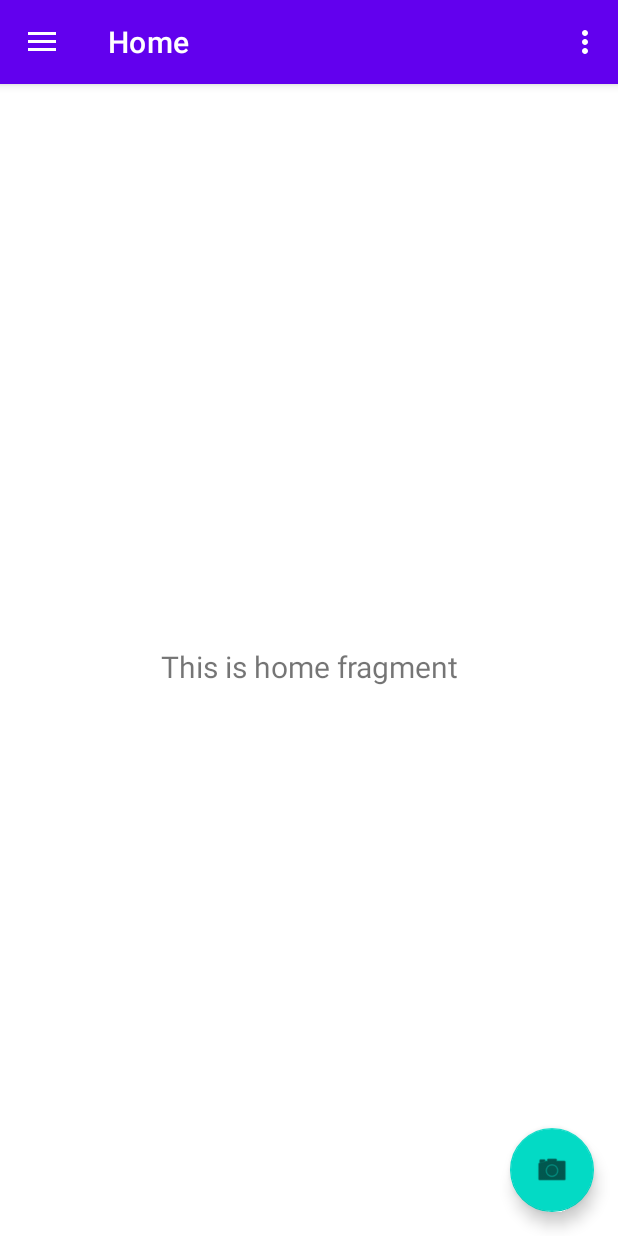
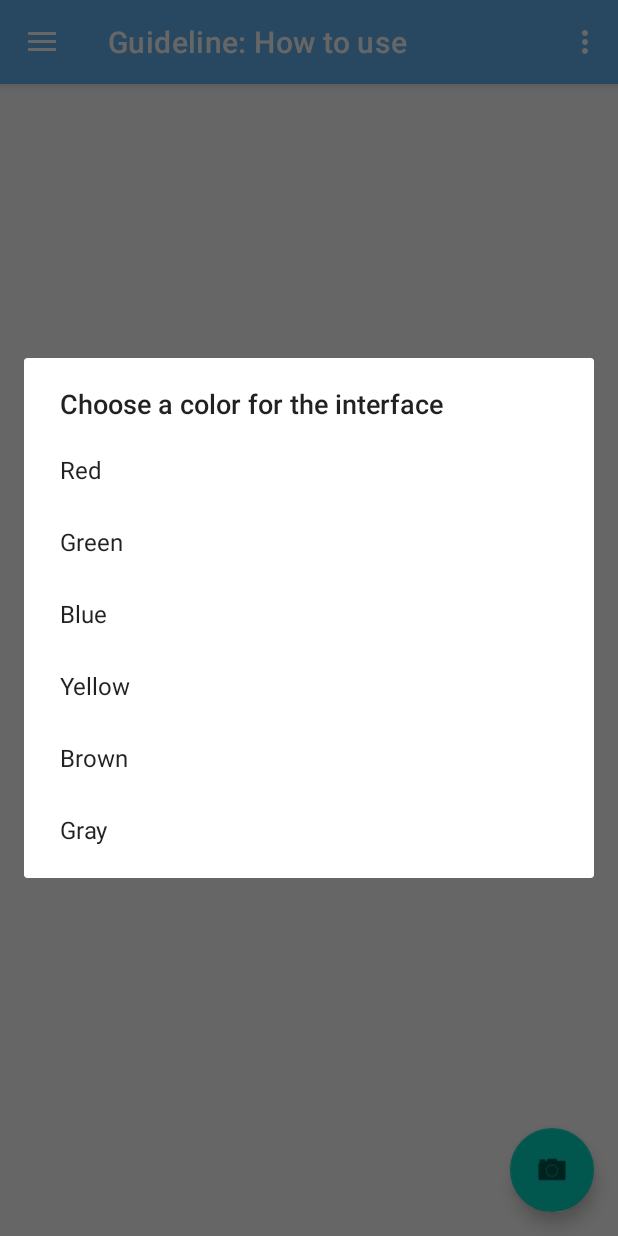
Before and after one commit to SSHAOCC/GarbageClassifier, an Android app: the screen it shows after launch (MainActivity), in the options menu, after a tap on "Settings", on a phone screen of 412 x 824 dp. Run offline under Robolectric (Android 15) with nearby library versions, the phone set to English and light mode, and no system bars; our stand-ins replace navigation-ui; libraries missing offline, so code that uses them is left out: org.tensorflow.lite; 2 statements that could not run were skipped.

Commit message:
Add real function for the settings on the top right in the toolbar

```diff
--- a/app/src/main/java/edu/northeastern/myapplicationcs5300/MainActivity.java
+++ b/app/src/main/java/edu/northeastern/myapplicationcs5300/MainActivity.java
@@ -1,9 +1,11 @@
 package edu.northeastern.myapplicationcs5300;
 
+import android.app.AlertDialog;
 import android.graphics.Bitmap;
 import android.graphics.BitmapFactory;
 import android.os.Bundle;
 import android.view.Menu;
+import android.view.MenuItem;
 import android.view.View;
 
 import com.google.android.material.snackbar.Snackbar;
@@ -42,6 +44,10 @@ public class MainActivity extends AppCompatActivity {
 
         // 设置 Toolbar
         setSupportActionBar(binding.appBarMain.toolbar);
+
+        // 加载并应用保存的颜色
+        int savedColor = loadColorPreference();
+        applyInterfaceColor(savedColor);
 
         // 初始化 DrawerLayout 和 NavigationView
         DrawerLayout drawer = binding.drawerLayout;
@@ -146,4 +152,65 @@ public class MainActivity extends AppCompatActivity {
             tflite.close(); // 释放模型资源
         }
     }
+
+    @Override
+    public boolean onOptionsItemSelected(MenuItem item) {
+        // 获取点击的菜单项 ID
+        int id = item.getItemId();
+
+        if (id == R.id.action_settings) {
+            // 显示颜色选择对话框
+            showColorPickerDialog();
+            return true;
+        }
+
+        return super.onOptionsItemSelected(item);
+    }
+
+    private void showColorPickerDialog() {
+        // 定义颜色选项 (可以自定义添加更多颜色)
+        final int[] colors = {
+                0xFFE57373, // Red
+                0xFF81C784, // Green
+                0xFF64B5F6, // Blue
+                0xFFFFD54F, // Yellow
+                0xFFA1887F, // Brown
+                0xFF90A4AE  // Gray
+        };
+        final String[] colorNames = {"Red", "Green", "Blue", "Yellow", "Brown", "Gray"};
+
+        // 创建对话框
+        AlertDialog.Builder builder = new AlertDialog.Builder(this);
+        builder.setTitle("Choose a color for the interface");
+        builder.setItems(colorNames, (dialog, which) -> {
+            // 应用选中的颜色
+            int selectedColor = colors[which];
+            applyInterfaceColor(selectedColor);
+
+            // 保存用户选择的颜色
+            saveColorPreference(selectedColor);
+        });
+
+        // 显示对话框
+        builder.create().show();
+    }
+
+    private void applyInterfaceColor(int color) {
+        // 修改 Toolbar 的背景颜色
+        binding.appBarMain.toolbar.setBackgroundColor(color);
+    }
+
+    private void saveColorPreference(int color) {
+        getSharedPreferences("app_preferences", MODE_PRIVATE)
+                .edit()
+                .putInt("interface_color", color)
+                .apply();
+    }
+
+    private int loadColorPreference() {
+        // 默认颜色 (可以是白色或其他颜色)
+        return getSharedPreferences("app_preferences", MODE_PRIVATE)
+                .getInt("interface_color", 0xFF64B5F6);
+    }
+
 }
--- a/app/src/main/res/values/strings.xml
+++ b/app/src/main/res/values/strings.xml
@@ -7,7 +7,7 @@
     <string name="nav_header_desc">Navigation header</string>
     <string name="action_settings">Settings</string>
 
-    <string name="menu_home">Home</string>
-    <string name="menu_gallery">Gallery</string>
-    <string name="menu_slideshow">Slideshow</string>
+    <string name="menu_home">Guideline: How to use</string>
+    <string name="menu_gallery">Statistics</string>
+    <string name="menu_slideshow">About</string>
 </resources>
```
